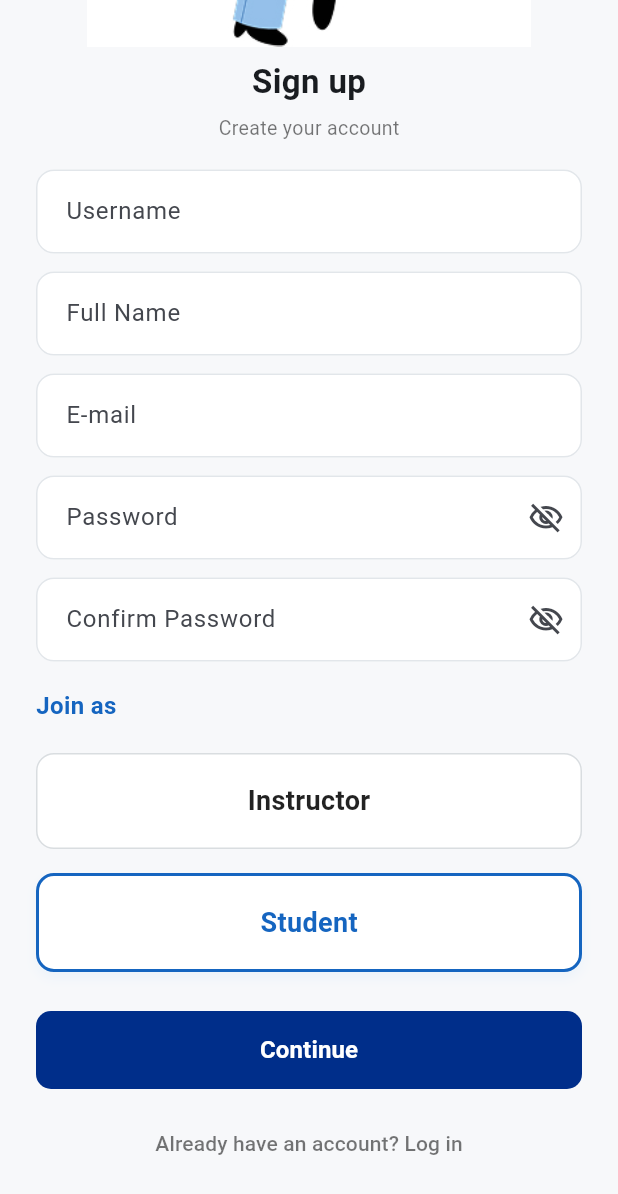
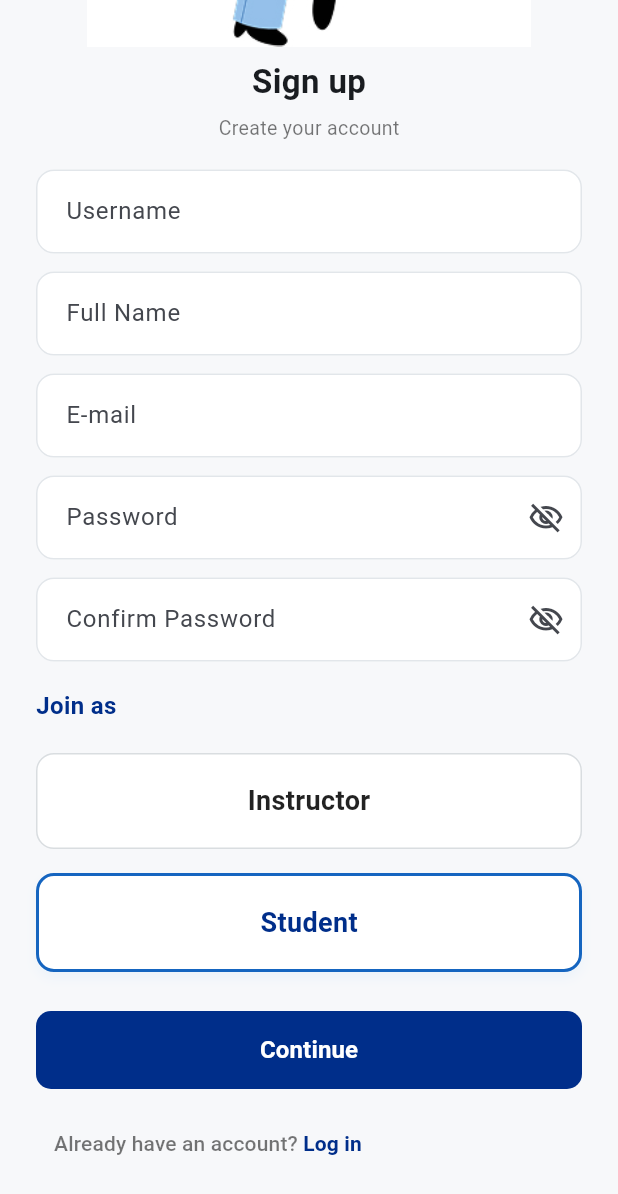
Before and after one commit to NazeerRadwan/Eduverse, a Flutter app: the screen it shows after launch, scrolled down 285 dp, on a phone screen of 412 x 824 dp. Shown: the top 1194 px of the screen. Run offline on Flutter 3.47's test engine with Material 3 defaults, Android fonts, the phone set to English and light mode, and no system bars; our stand-ins replace device_preview, google_sign_in, googleapis_auth, image_picker, shared_preferences; missing offline and left inert: googleapis; key blocks and very long unbroken strings in the code were emptied for the run.

Commit message:
Some of changes

```diff
--- a/lib/Screens/signUp_screen.dart
+++ b/lib/Screens/signUp_screen.dart
@@ -86,7 +86,7 @@ class _SignUpPageState extends State<SignUpPage> {
           style: TextStyle(
             fontSize: 18,
             fontWeight: FontWeight.w600,
-            color: selected ? Colors.blue.shade800 : Colors.black87,
+            color: selected ? Color(0xFF002E8A) : Colors.black87,
           ),
         ),
       ),
@@ -121,7 +121,9 @@ class _SignUpPageState extends State<SignUpPage> {
     );
 
     if (validation['valid'] != true) {
-      setState(() => _errorMessage = validation['message'] ?? 'Validation failed');
+      setState(
+        () => _errorMessage = validation['message'] ?? 'Validation failed',
+      );
       if (mounted) {
         ScaffoldMessenger.of(context).showSnackBar(
           SnackBar(
@@ -169,7 +171,10 @@ class _SignUpPageState extends State<SignUpPage> {
                     border: Border.all(color: const Color(0xFFE6E9EC)),
                   ),
                   child: IconButton(
-                    icon: const Icon(Icons.arrow_back_ios_new_rounded, size: 18),
+                    icon: const Icon(
+                      Icons.arrow_back_ios_new_rounded,
+                      size: 18,
+                    ),
                     onPressed: () => Navigator.maybePop(context),
                   ),
                 ),
@@ -243,8 +248,8 @@ class _SignUpPageState extends State<SignUpPage> {
                           ? Icons.visibility_off_outlined
                           : Icons.visibility_outlined,
                     ),
-                    onPressed: () =>
-                        setState(() => _obscurePass = !_obscurePass),
+                    onPressed:
+                        () => setState(() => _obscurePass = !_obscurePass),
                   ),
                 ),
               ),
@@ -260,8 +265,9 @@ class _SignUpPageState extends State<SignUpPage> {
                           ? Icons.visibility_off_outlined
                           : Icons.visibility_outlined,
                     ),
-                    onPressed: () =>
-                        setState(() => _obscureConfirm = !_obscureConfirm),
+                    onPressed:
+                        () =>
+                            setState(() => _obscureConfirm = !_obscureConfirm),
                   ),
                 ),
               ),
@@ -272,7 +278,7 @@ class _SignUpPageState extends State<SignUpPage> {
                   'Join as',
                   style: TextStyle(
                     fontSize: 16,
-                    color: Colors.blue.shade800,
+                    color: Color(0xFF002E8A),
                     fontWeight: FontWeight.w700,
                   ),
                 ),
@@ -318,9 +324,20 @@ class _SignUpPageState extends State<SignUpPage> {
               const SizedBox(height: 12),
               TextButton(
                 onPressed: () => Navigator.pushNamed(context, '/signin'),
-                child: const Text(
-                  'Already have an account? Log in',
-                  style: TextStyle(color: Colors.black54),
+                child: Row(
+                  children: [
+                    const Text(
+                      'Already have an account? ',
+                      style: TextStyle(color: Colors.black54),
+                    ),
+                    Text(
+                      'Log in',
+                      style: TextStyle(
+                        color: Color(0xFF002E8A),
+                        fontWeight: FontWeight.w600,
+                      ),
+                    ),
+                  ],
                 ),
               ),
               const SizedBox(height: 20),
```
